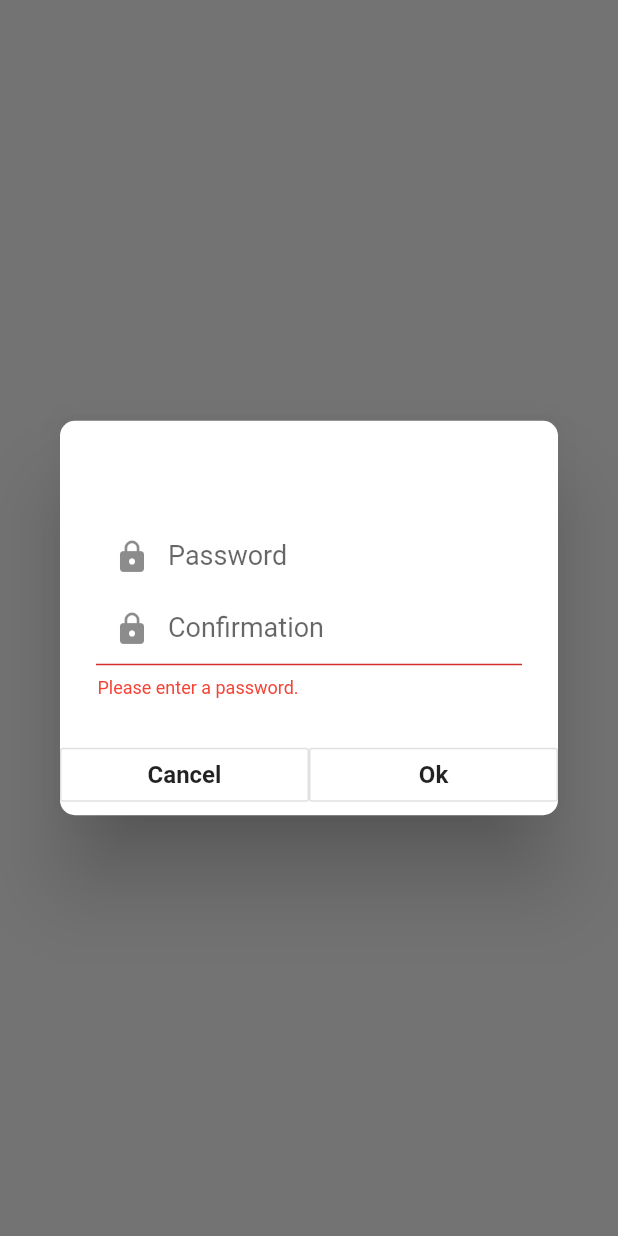
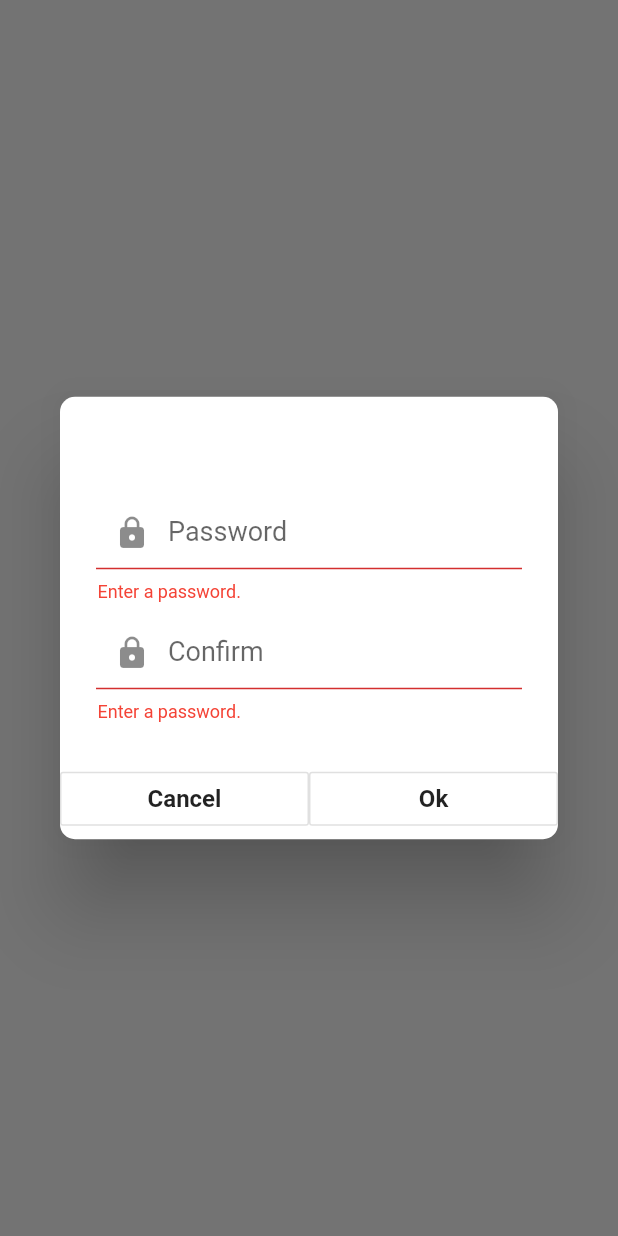
Before and after one commit to btbishop93/jumblebook, a Flutter app: what encryptPrompt() shows on an empty page, opened directly with empty values, after a tap on "Ok", on a phone screen of 412 x 824 dp. Run offline on Flutter 3.47's test engine with Material 2 defaults, Android fonts, the phone set to English and light mode, and no system bars; our stand-ins replace cloud_firestore, firebase_auth, flutter_signin_button, google_sign_in, loading_overlay, local_auth and 1 more; accounts and stored records are empty.

Commit message:
All forms moved to generic form

```diff
--- a/lib/widgets/note/encrypt_prompt.dart
+++ b/lib/widgets/note/encrypt_prompt.dart
@@ -1,8 +1,11 @@
+import 'dart:async';
+
 import 'package:flutter/cupertino.dart';
 import 'package:flutter/material.dart';
 import 'package:flutter/rendering.dart';
+import 'package:jumblebook/models/form.dart';
 import 'package:jumblebook/models/note.dart';
-import 'package:jumblebook/widgets/shared/CustomTextFormField.dart';
+import 'package:jumblebook/widgets/shared/input_form.dart';
 
 class Prompt {
   String password = "";
@@ -12,23 +15,43 @@ class Prompt {
 }
 
 Future<Prompt> encryptPrompt(BuildContext context, String title, Note note) async {
-  final _formKey = GlobalKey<FormState>();
-  Prompt result = new Prompt("", note.lockCounter);
-
-  String _getWrongAttemptMessage() {
-    if (result.lockCounter == 1) {
-      return 'Warning! This note will be locked after 2 more failed attempts.';
-    }
-    if (result.lockCounter == 2) {
-      return 'Warning! This note will be locked after 1 more failed attempt.';
-    }
-    return 'This note is now locked and can only be unlocked via TouchID or FaceID.';
-  }
-
+  StreamController<bool> _controller = StreamController<bool>();
+  final isEncrypted = note.isEncrypted;
   return showDialog<Prompt>(
       context: context,
       barrierDismissible: false, // dialog is dismissible with a tap on the barrier
       builder: (BuildContext context) {
+        return StatefulBuilder(builder: (context, setState) {
+          Prompt result = new Prompt("", note.lockCounter);
+
+          void onConfirmAction() async {
+            setState(() {
+              if (result.lockCounter < 3) {
+                _controller.add(true);
+              } else {
+                Navigator.of(context).pop(result);
+              }
+            });
+          }
+
+          void _updateFormData(CustomInputForm form) {
+            setState(() {
+              result.password = form.password;
+              if (isEncrypted) {
+                if (form.success == true) {
+                  _controller.close();
+                  Navigator.of(context).pop(result);
+                } else {
+                  result.lockCounter = form.lockCounter;
+                  result.password = "";
+                }
+              } else {
+                _controller.close();
+                Navigator.of(context).pop(result);
+              }
+            });
+          }
+
           return AlertDialog(
             buttonPadding: EdgeInsets.all(0),
             shape: RoundedRectangleBorder(
@@ -36,59 +59,17 @@ Future<Prompt> encryptPrompt(BuildContext context, String title, Note note) asyn
               Radius.circular(10.0),
             )),
             title: Center(child: Text(title)),
-        content: Form(
-          key: _formKey,
-          child: new Column(
-            mainAxisSize: MainAxisSize.min,
-            children: <Widget>[
-              !note.isEncrypted
-                  ? TextFormField(
-                      obscureText: true,
-                      decoration: CustomInputDecoration.formStyle(
-                        context: context,
-                        icon: Icon(Icons.lock),
-                        labelTextStr: 'Password',
-                        noFocusBorderColor: Colors.white,
-                      ),
-                      onChanged: (val) {
-                        result.password = val;
-                      },
-                      textInputAction: TextInputAction.next,
-                      onFieldSubmitted: (_) => FocusScope.of(context).nextFocus(),
+            content: !isEncrypted
+                ? InputForm(
+                    formType: FormType.ENCRYPT,
+                    emitFormDataFunction: _updateFormData,
+                    triggerValidation: _controller.stream,
                   )
-                  : Container(),
-              TextFormField(
-                obscureText: true,
-                enabled: result.lockCounter < 3,
-                decoration: CustomInputDecoration.formStyle(
-                  context: context,
-                  icon: Icon(Icons.lock),
-                  labelTextStr: note.isEncrypted ? 'Password' : 'Confirmation',
-                  errorTextStr: result.lockCounter > 0 ? _getWrongAttemptMessage() : null,
-                  noFocusBorderColor: Colors.white,
-                ),
-                validator: (val) {
-                  if (val.isEmpty) {
-                    return val.isEmpty ? 'Please enter a password.' : null;
-                  }
-                  if (note.isEncrypted) {
-                    if (val != note.password) {
-                      result.lockCounter++;
-                      return _getWrongAttemptMessage();
-                    } else {
-                      result.password = note.password;
-                      return null;
-                    }
-                  } else {
-                    return val != result.password ? 'Passwords do not match.' : null;
-                  }
-                },
-                onChanged: (val) {},
-                textInputAction: TextInputAction.done,
-                onFieldSubmitted: (_) => FocusScope.of(context).unfocus(),
-              ),
-            ],
-          ),
+                : InputForm(
+                    formType: FormType.DECRYPT,
+                    emitFormDataFunction: _updateFormData,
+                    formData: CustomInputForm(lockCounter: note.lockCounter, password: note.password),
+                    triggerValidation: _controller.stream,
                   ),
             actions: <Widget>[
               Container(
@@ -109,15 +90,7 @@ Future<Prompt> encryptPrompt(BuildContext context, String title, Note note) asyn
                     Expanded(
                       child: OutlineButton(
                         child: Text('Ok'),
-                    onPressed: () {
-                      if (result.lockCounter < 3 && _formKey.currentState.validate()) {
-                        Navigator.of(context).pop(result);
-                      } else {
-                        if (result.lockCounter > 3) {
-                          Navigator.of(context).pop(result);
-                        }
-                      }
-                    },
+                        onPressed: onConfirmAction,
                       ),
                     ),
                   ],
@@ -125,6 +98,6 @@ Future<Prompt> encryptPrompt(BuildContext context, String title, Note note) asyn
               ),
             ],
           );
-    },
-  );
+        });
+      });
 }
--- a/lib/widgets/shared/input_form.dart
+++ b/lib/widgets/shared/input_form.dart
@@ -1,7 +1,6 @@
 import 'package:flutter/material.dart';
 import 'package:jumblebook/models/auth_errors.dart';
 import 'package:jumblebook/models/form.dart';
-import 'package:jumblebook/models/note.dart';
 import 'package:jumblebook/services/auth_service.dart';
 import 'package:jumblebook/widgets/shared/validators_util.dart';
 import 'package:provider/provider.dart';
@@ -17,9 +16,8 @@ class InputForm extends StatefulWidget {
   final ValueChanged<CustomInputForm> emitFormDataFunction;
   final CustomInputForm formData;
   Stream<bool> triggerValidation;
-  final Note note;
 
-  InputForm({@required this.formType, this.emitFormDataFunction, this.formData, this.triggerValidation, this.note});
+  InputForm({@required this.formType, this.emitFormDataFunction, this.formData, this.triggerValidation});
 
   @override
   _InputFormState createState() => _InputFormState();
@@ -50,6 +48,8 @@ class _InputFormState extends State<InputForm> {
     _emailFocusNode.addListener(_onOnFocusNodeEvent);
     _passwordFocusNode.addListener(_onOnFocusNodeEvent);
     _confirmPasswordFocusNode.addListener(_onOnFocusNodeEvent);
+    _passwordErrorText =
+        widget.formType == FormType.DECRYPT && _formData.lockCounter > 0 ? Validator.decryptAttemptMessage(_formData) : null;
   }
 
   _onOnFocusNodeEvent() {
@@ -64,6 +64,7 @@ class _InputFormState extends State<InputForm> {
       setState(() {
         _validate = true;
         _formData.loading = widget.formType == FormType.REGISTER || widget.formType == FormType.LOGIN;
+        _formData.success = widget.formType == FormType.DECRYPT;
         widget.emitFormDataFunction(_formData);
       });
       switch (widget.formType) {
@@ -104,30 +105,14 @@ class _InputFormState extends State<InputForm> {
       }
     } else {
       setState(() {
-        _validate = true;
         if (widget.formType == FormType.DECRYPT) {
-          widget.formData.password = "";
-          widget.formData.lockCounter++;
-          _getWrongAttemptMessage();
+          _formData.lockCounter++;
+          widget.emitFormDataFunction(_formData);
+        } else {
+          _validate = true;
         }
       });
     }
-  }
-
-  void _getWrongAttemptMessage() {
-    setState(() {
-      if (widget.formData.lockCounter == 1) {
-        _passwordErrorText = 'Warning! This note will be locked after 2 more failed attempts.';
-        FocusScope.of(context).requestFocus(_passwordFocusNode);
-      }
-      if (widget.formData.lockCounter == 2) {
-        _passwordErrorText = 'Warning! This note will be locked after 1 more failed attempt.';
-        FocusScope.of(context).requestFocus(_passwordFocusNode);
-      } else {
-        _passwordErrorText = 'This note is now locked and can only be unlocked via TouchID or FaceID.';
-        FocusScope.of(context).requestFocus(_passwordFocusNode);
-      }
-    });
   }
 
   applyErrorCodeResponse(String code) {
@@ -184,6 +169,7 @@ class _InputFormState extends State<InputForm> {
       autovalidate: _validate,
       child: Column(
         mainAxisAlignment: MainAxisAlignment.center,
+        mainAxisSize: widget.formType != FormType.LOGIN && widget.formType != FormType.REGISTER ? MainAxisSize.min : null,
         children: <Widget>[
           // EMAIL INPUT, NOT FOR ENCRYPT/DECRYPT
           widget.formType != FormType.ENCRYPT && widget.formType != FormType.DECRYPT
@@ -206,7 +192,7 @@ class _InputFormState extends State<InputForm> {
                   onFieldSubmitted: (_) => FocusScope.of(context).nextFocus(),
                 )
               : TextFormField(
-                  enabled: widget.formType == FormType.DECRYPT ? widget.formData.lockCounter < 3 : true,
+                  enabled: widget.formType == FormType.DECRYPT ? _formData.lockCounter < 3 : true,
                   obscureText: true,
                   focusNode: _passwordFocusNode,
                   decoration: CustomInputDecoration.formStyle(
@@ -219,13 +205,16 @@ class _InputFormState extends State<InputForm> {
                     errorTextStr: _passwordErrorText,
                     noFocusBorderColor: Colors.white,
                   ),
-                  validator: (val) => Validator.validatePassword(val, widget.formType),
+                  validator: (val) => widget.formType == FormType.ENCRYPT
+                      ? Validator.validatePassword(value: val)
+                      : Validator.validatePassword(value: val, type: widget.formType, formData: _formData),
                   onSaved: (val) => _formData.password = val,
                   onChanged: (val) => setState(() {
+                    if (widget.formType == FormType.ENCRYPT) _formData.password = val;
                     _passwordErrorText = null;
                   }),
-                  textInputAction: widget.formType != FormType.ENCRYPT ? TextInputAction.next : TextInputAction.done,
-                  onFieldSubmitted: (_) => widget.formType != FormType.ENCRYPT ? FocusScope.of(context).nextFocus() : validateCredentials(),
+                  textInputAction: widget.formType == FormType.ENCRYPT ? TextInputAction.next : TextInputAction.done,
+                  onFieldSubmitted: (_) => widget.formType == FormType.ENCRYPT ? FocusScope.of(context).nextFocus() : validateCredentials(),
                 ),
           SizedBox(
             height: 10,
@@ -247,9 +236,7 @@ class _InputFormState extends State<InputForm> {
                     errorTextStr: _passwordErrorText,
                     noFocusBorderColor: widget.formType == FormType.ENCRYPT ? Colors.white : null,
                   ),
-                  validator: (val) => widget.formType != FormType.ENCRYPT
-                      ? Validator.validatePassword(val, widget.formType)
-                      : widget.formData.password == val,
+                  validator: (val) => Validator.validatePassword(value: val, type: widget.formType, formData: _formData),
                   onSaved: (val) => _formData.password = val,
                   onChanged: (val) => setState(() {
                     _passwordErrorText = null;
--- a/lib/widgets/shared/validators_util.dart
+++ b/lib/widgets/shared/validators_util.dart
@@ -1,3 +1,5 @@
+import 'package:flutter/cupertino.dart';
+import 'package:jumblebook/models/form.dart';
 import 'package:jumblebook/widgets/shared/input_form.dart';
 
 class Validator {
@@ -11,13 +13,30 @@ class Validator {
       return null;
   }
 
-  static String validatePassword(String value, FormType type) {
-    if (value.length == 0) {
+  static String validatePassword({@required String value, FormType type, CustomInputForm formData}) {
+    if (value.length == 0 && type != FormType.DECRYPT) {
       return 'Enter a password.';
     }
     if (type == FormType.REGISTER) {
       return value.length < 8 ? 'Use 8 characters or more for your password.' : null;
     }
+    if (type == FormType.ENCRYPT) {
+      return value != formData.password ? 'Passwords do not match.' : null;
+    }
+    if (type == FormType.DECRYPT) {
+      return value != formData.password ? 'Incorrect password. ' + decryptAttemptMessage(formData) : null;
+    }
     return null;
   }
+
+  static decryptAttemptMessage(CustomInputForm formData) {
+    if (formData.lockCounter == 0) {
+      return 'Warning! This note will be locked after 2 more failed attempts.';
+    }
+    if (formData.lockCounter == 1) {
+      return 'Warning! This note will be locked after 1 more failed attempt.';
+    } else {
+      return 'This note is now locked and can only be unlocked via TouchID or FaceID.';
+    }
+  }
 }
```
Lines whose indentation alone changed are shown as unchanged.
